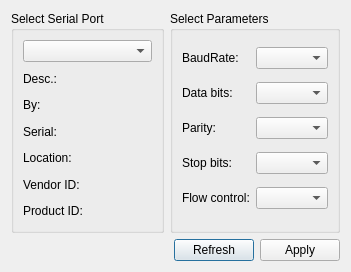
This is zserialdialog.ui in Oozenthor/zSerialPortDialog as Qt 5 draws it before an edit. The edited form follows.
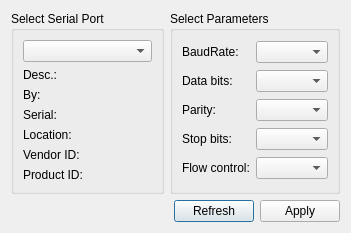
This is the edited form.

Patch:
```diff
--- a/zserialdialog.ui
+++ b/zserialdialog.ui
@@ -7,7 +7,7 @@
     <x>0</x>
     <y>0</y>
     <width>351</width>
-    <height>272</height>
+    <height>226</height>
    </rect>
   </property>
   <property name="windowTitle">
```
